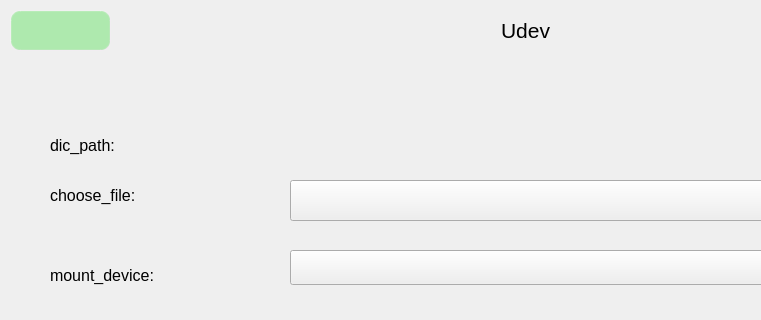
Qt form qt/t507/udev.ui (jizizihe/baijie_demo) before a commit; both pictures show x 0 to 761 and y 0 to 320 of the 1024 by 600 pixel window.
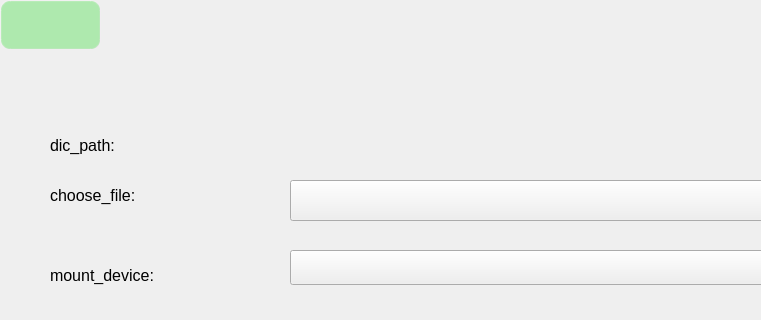
The same form after that commit. Icons and pictures are not drawn. Custom widgets are drawn as their Qt base class.

```diff
--- a/qt/t507/udev.ui
+++ b/qt/t507/udev.ui
@@ -390,10 +390,10 @@
    <widget class="QPushButton" name="return_2">
     <property name="geometry">
      <rect>
-      <x>10</x>
-      <y>10</y>
+      <x>0</x>
+      <y>0</y>
       <width>101</width>
-      <height>41</height>
+      <height>50</height>
      </rect>
     </property>
     <property name="minimumSize">
@@ -420,27 +420,6 @@
      <bool>false</bool>
     </property>
    </widget>
-   <widget class="QLabel" name="label_11">
-    <property name="geometry">
-     <rect>
-      <x>450</x>
-      <y>10</y>
-      <width>151</width>
-      <height>41</height>
-     </rect>
-    </property>
-    <property name="font">
-     <font>
-      <pointsize>16</pointsize>
-     </font>
-    </property>
-    <property name="text">
-     <string>Udev</string>
-    </property>
-    <property name="alignment">
-     <set>Qt::AlignCenter</set>
-    </property>
-   </widget>
    <widget class="QPushButton" name="cp">
     <property name="geometry">
      <rect>
```
Left out of the diff: 8 changed lines with no effect on the pictures.
